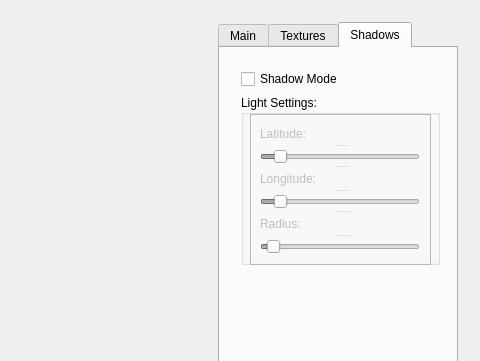
This is trunk/TexturesYOmbres/app/Principal.ui in mvm9289/va-qt2011 as Qt 5 draws it before an edit; both pictures show x 424 to 904 and y 0 to 361 of the 904 by 700 pixel window. The edited form follows.
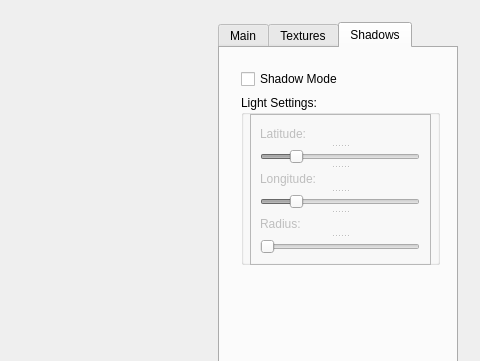
This is the edited form. The open tabs and pages were chosen to show the change. Custom widgets are drawn as their Qt base class.

Diff of the .ui file:
```diff
--- a/trunk/TexturesYOmbres/app/Principal.ui
+++ b/trunk/TexturesYOmbres/app/Principal.ui
@@ -672,11 +672,14 @@
                  <height>17</height>
                 </size>
                </property>
+               <property name="minimum">
+                <number>10</number>
+               </property>
                <property name="maximum">
-                <number>999</number>
+                <number>4500</number>
                </property>
                <property name="value">
-                <number>90</number>
+                <number>900</number>
                </property>
                <property name="orientation">
                 <enum>Qt::Horizontal</enum>
@@ -721,11 +724,14 @@
                  <height>17</height>
                 </size>
                </property>
+               <property name="minimum">
+                <number>10</number>
+               </property>
                <property name="maximum">
-                <number>999</number>
+                <number>4500</number>
                </property>
                <property name="value">
-                <number>90</number>
+                <number>900</number>
                </property>
                <property name="orientation">
                 <enum>Qt::Horizontal</enum>
@@ -771,13 +777,13 @@
                 </size>
                </property>
                <property name="minimum">
-                <number>1</number>
+                <number>10</number>
                </property>
                <property name="maximum">
-                <number>100</number>
+                <number>150</number>
                </property>
                <property name="value">
-                <number>5</number>
+                <number>10</number>
                </property>
                <property name="orientation">
                 <enum>Qt::Horizontal</enum>
```
Left out of the diff: 54 changed lines with no effect on the pictures.
